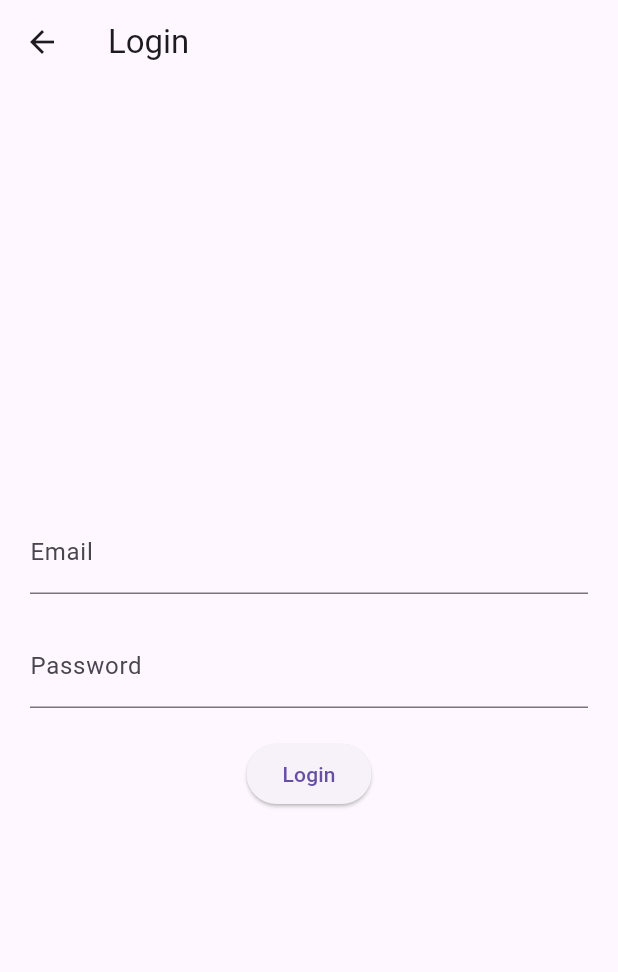
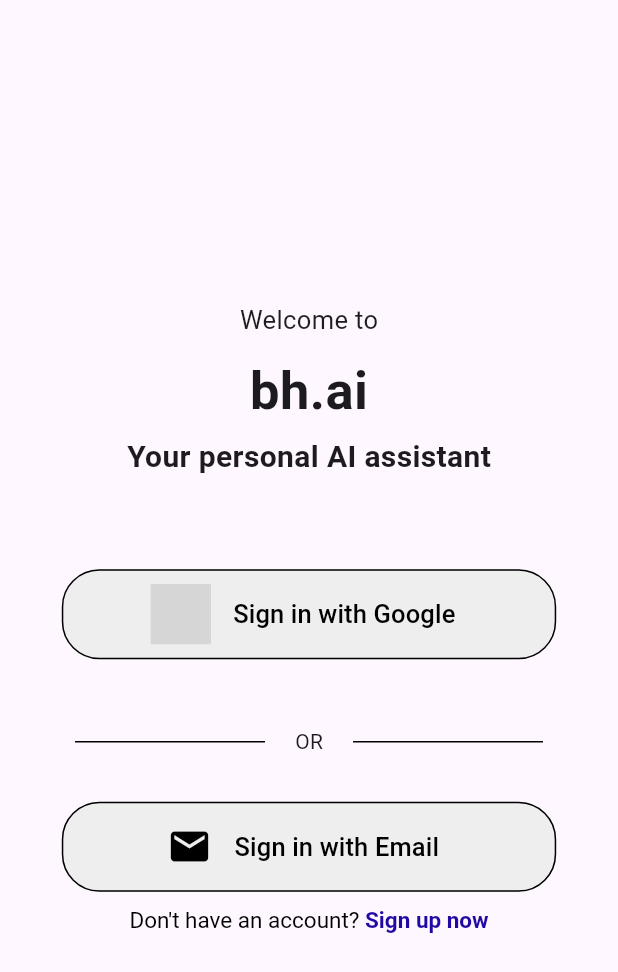
Before and after one commit to Akatsuki49/WealHack, a Flutter app: the LoginScreen screen opened directly, on a phone screen of 412 x 824 dp. Shown: the top 972 px of the screen. Run offline on Flutter 3.47's test engine with Material 3 defaults, Android fonts, the phone set to English and light mode, and no system bars; our stand-ins replace cloud_firestore, firebase_auth, firebase_core, flutter_svg, google_sign_in; accounts and stored records are empty; network calls fail; grey boxes are pictures that could not be loaded.

Commit message:
Login_ADDED_UI_NEEDS_TO_BE_CHANGED

```diff
--- /dev/null
+++ b/frontend/emosense/lib/screens/auth/login_screen.dart
@@ -0,0 +1,109 @@
+import 'package:flutter/material.dart';
+import 'package:flutter_svg/svg.dart';
+
+import 'package:provider/provider.dart';
+import 'login_email_screen.dart';
+import 'firebase_auth_methods.dart';
+import '/widgets/auth_icon_button.dart';
+import '/widgets/or_divider_widget.dart';
+import 'package:flutter/gestures.dart';
+import 'signup_screen.dart';
+
+class LoginScreen extends StatefulWidget {
+  const LoginScreen({super.key});
+
+  @override
+  State<LoginScreen> createState() => _LoginScreenState();
+}
+
+class _LoginScreenState extends State<LoginScreen> {
+  void onGoogleSignIn() async {
+    context.read<FirebaseAuthMethods>().signInWithGoogle(context);
+  }
+
+  @override
+  Widget build(BuildContext context) {
+    return Scaffold(
+      body: Center(
+        child: Column(
+          mainAxisAlignment: MainAxisAlignment.center,
+          crossAxisAlignment: CrossAxisAlignment.center,
+          children: [
+            const Text(
+              "Welcome to",
+              style: TextStyle(fontSize: 17),
+            ),
+            const SizedBox(height: 10),
+            const Text(
+              "bh.ai",
+              style: TextStyle(
+                fontSize: 35,
+                fontWeight: FontWeight.bold,
+              ),
+            ),
+            const SizedBox(height: 5),
+            const Text(
+              "Your personal AI assistant",
+              style: TextStyle(
+                fontSize: 20,
+                fontWeight: FontWeight.w700,
+              ),
+            ),
+            const SizedBox(height: 60),
+            AuthIconButton(
+              labelText: 'Sign in with Google',
+              isSvg: true,
+              icon: SvgPicture.asset(
+                'f/Users/shubh/development/WealHack/frontend/emosense/assets/google_icon.svg',
+                height: 40,
+              ),
+              onPress: onGoogleSignIn,
+            ),
+            const SizedBox(height: 15),
+            const OrDivider(),
+            AuthIconButton(
+              labelText: 'Sign in with Email',
+              isSvg: false,
+              icon: Icons.email,
+              onPress: () {
+                Navigator.of(context).push(MaterialPageRoute(
+                  builder: (context) {
+                    return const EmailPasswordLogin();
+                  },
+                ));
+              },
+            ),
+            const SizedBox(height: 10),
+            RichText(
+              text: TextSpan(
+                text: "Don't have an account? ",
+                style: const TextStyle(
+                  fontSize: 15,
+                  fontWeight: FontWeight.normal,
+                  color: Colors.black,
+                ),
+                children: [
+                  TextSpan(
+                    text: "Sign up now",
+                    style: const TextStyle(
+                      color: Color.fromARGB(255, 33, 10, 164),
+                      fontWeight: FontWeight.bold,
+                    ),
+                    recognizer: TapGestureRecognizer()
+                      ..onTap = () {
+                        Navigator.of(context).push(MaterialPageRoute(
+                          builder: (context) {
+                            return EmailPasswordSignup();
+                          },
+                        ));
+                      },
+                  ),
+                ],
+              ),
+            ),
+          ],
+        ),
+      ),
+    );
+  }
+}
--- a/frontend/emosense/lib/screens/login_screen.dart
+++ /dev/null
@@ -1,58 +0,0 @@
-import 'package:flutter/material.dart';
-import '/controllers/auth_controller.dart';
-import '/screens/home_screen.dart';
-
-class LoginScreen extends StatelessWidget {
-  final AuthController _authController = AuthController();
-  final TextEditingController _emailController = TextEditingController();
-  final TextEditingController _passwordController = TextEditingController();
-
-  @override
-  Widget build(BuildContext context) {
-    return Scaffold(
-      appBar: AppBar(
-        title: Text('Login'),
-      ),
-      body: Padding(
-        padding: EdgeInsets.all(20.0),
-        child: Column(
-          mainAxisAlignment: MainAxisAlignment.center,
-          children: [
-            TextField(
-              controller: _emailController,
-              decoration: InputDecoration(labelText: 'Email'),
-            ),
-            SizedBox(height: 20.0),
-            TextField(
-              controller: _passwordController,
-              decoration: InputDecoration(labelText: 'Password'),
-              obscureText: true,
-            ),
-            SizedBox(height: 20.0),
-            ElevatedButton(
-              onPressed: () async {
-                final email = _emailController.text;
-                final password = _passwordController.text;
-                final user = await _authController.login(email, password);
-                if (user != null) {
-                  Navigator.pushReplacement(
-                      context,
-                      MaterialPageRoute(
-                        builder: (context) => HomeScreen(),
-                      ));
-                } else {
-                  // Show error message
-                  ScaffoldMessenger.of(context).showSnackBar(SnackBar(
-                    content: Text('Invalid email or password.'),
-                    duration: Duration(seconds: 2),
-                  ));
-                }
-              },
-              child: Text('Login'),
-            ),
-          ],
-        ),
-      ),
-    );
-  }
-}
--- /dev/null
+++ b/frontend/emosense/lib/widgets/auth_icon_button.dart
@@ -0,0 +1,64 @@
+import 'package:flutter/material.dart';
+
+class AuthIconButton extends StatefulWidget {
+  final String labelText;
+  final dynamic icon;
+  final bool isSvg;
+  final VoidCallback onPress;
+
+  const AuthIconButton({
+    super.key,
+    required this.labelText,
+    required this.isSvg,
+    required this.icon,
+    required this.onPress,
+  });
+
+  @override
+  State<AuthIconButton> createState() => _AuthIconButtonState();
+}
+
+class _AuthIconButtonState extends State<AuthIconButton> {
+  @override
+  Widget build(BuildContext context) {
+    final size = MediaQuery.of(context).size;
+
+    return SizedBox(
+      width: size.width * 0.8,
+      height: 60,
+      child: ElevatedButton.icon(
+        style: ButtonStyle(
+          shape: MaterialStatePropertyAll<RoundedRectangleBorder>(
+            RoundedRectangleBorder(
+              borderRadius: BorderRadius.circular(25.0),
+              side: const BorderSide(color: Colors.black, width: 2),
+            ),
+          ),
+          backgroundColor: MaterialStatePropertyAll(Colors.grey.shade200),
+          shadowColor: const MaterialStatePropertyAll(Colors.transparent),
+          side: const MaterialStatePropertyAll(
+            BorderSide(color: Colors.black),
+          ),
+        ),
+        onPressed: widget.onPress,
+        icon: widget.isSvg
+            ? widget.icon
+            : Icon(
+                widget.icon,
+                color: Colors.black,
+                size: 30,
+              ),
+        label: Padding(
+          padding: const EdgeInsets.only(left: 7.0),
+          child: Text(
+            widget.labelText,
+            style: const TextStyle(
+              color: Colors.black,
+              fontSize: 17,
+            ),
+          ),
+        ),
+      ),
+    );
+  }
+}
--- /dev/null
+++ b/frontend/emosense/lib/widgets/or_divider_widget.dart
@@ -0,0 +1,30 @@
+import 'package:flutter/material.dart';
+
+class OrDivider extends StatelessWidget {
+  const OrDivider({super.key});
+
+  @override
+  Widget build(BuildContext context) {
+    return const Padding(
+      padding: EdgeInsets.symmetric(horizontal: 50, vertical: 30),
+      child: Row(
+        children: [
+          Expanded(
+            child: Divider(
+              color: Colors.black,
+            ),
+          ),
+          Padding(
+            padding: EdgeInsets.symmetric(horizontal: 20.0),
+            child: Text('OR'),
+          ),
+          Expanded(
+            child: Divider(
+              color: Colors.black,
+            ),
+          ),
+        ],
+      ),
+    );
+  }
+}
--- a/frontend/emosense/pubspec.yaml
+++ b/frontend/emosense/pubspec.yaml
@@ -38,6 +38,10 @@
   provider: ^6.1.1
   http: ^1.2.1
   firebase_core: ^2.24.2
+  google_sign_in: ^6.2.1
+  firebase_auth: ^4.16.0
+  cloud_firestore: ^4.14.0
+  flutter_svg: ^2.0.9
 
 dev_dependencies:
   flutter_test:
```
Also changed, not shown: frontend/emosense/lib/main.dart (+35 -7 lines), frontend/emosense/lib/screens/auth/firebase_auth_methods.dart (added, +130 -0 lines), frontend/emosense/lib/screens/auth/login_email_screen.dart (added, +81 -0 lines), frontend/emosense/lib/screens/auth/signup_screen.dart (added, +82 -0 lines), frontend/emosense/lib/screens/home_screen.dart (+18 -0 lines), frontend/emosense/lib/widgets/auth_textfield.dart (added, +40 -0 lines), frontend/emosense/lib/widgets/snack_bar.dart (added, +9 -0 lines), frontend/emosense/assets/google_icon.svg (added), frontend/emosense/assets/google_svg.svg (added), frontend/emosense/lib/firebase_options.dart (added), frontend/emosense/pubspec.lock, 13 other files.
